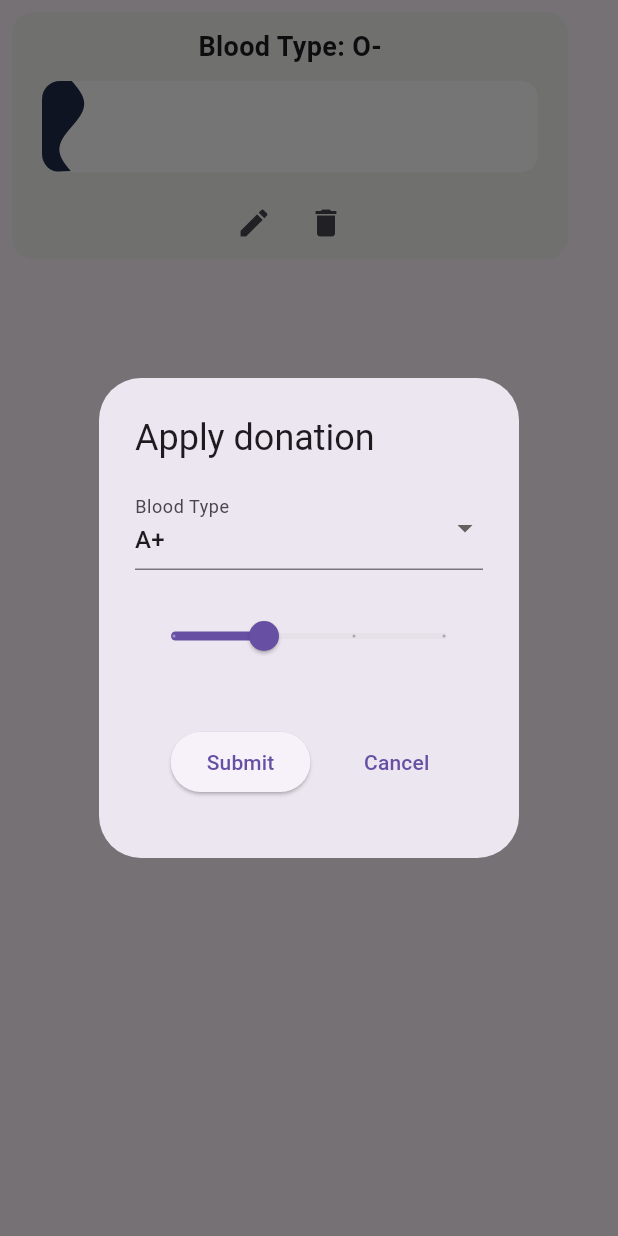
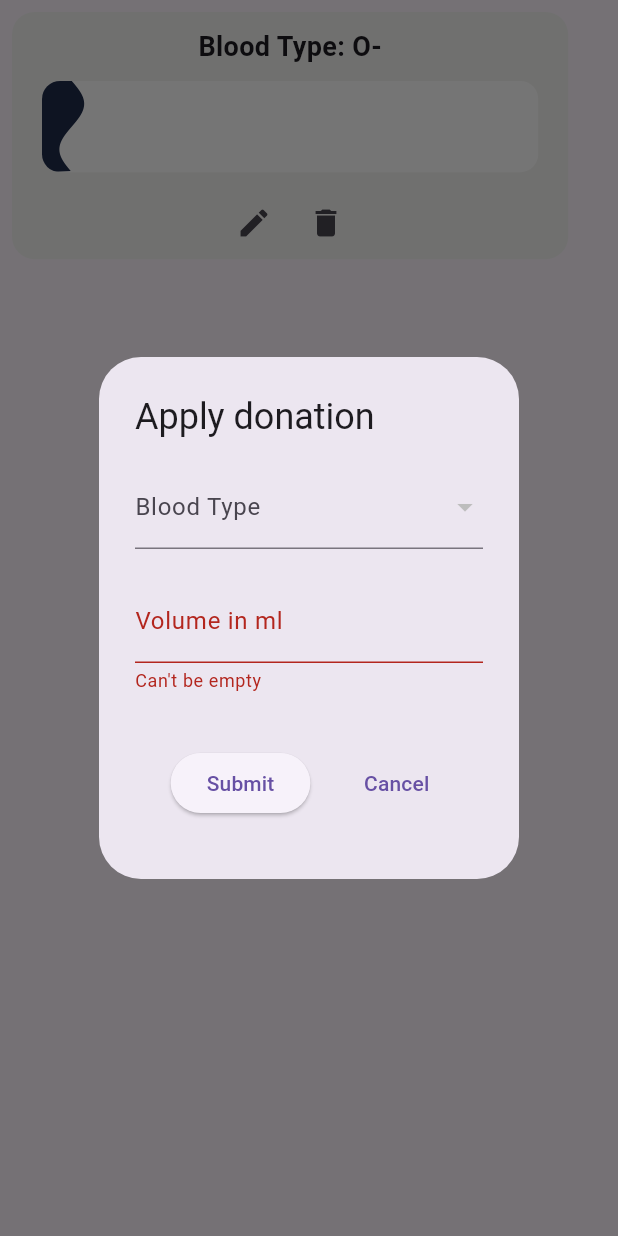
Before and after one commit to AlesonDEV/BEST-HACKath0n-2024-PESTUNE, a Flutter app: the BloodRequestCard widget shown alone on an empty page, opened directly with empty values, after a tap on the "edit" icon, on a phone screen of 412 x 824 dp. Run offline on Flutter 3.47's test engine with Material 3 defaults, Android fonts, the light colour scheme and no system bars; our stand-ins replace google_nav_bar, liquid_progress_indicator_v2, smooth_page_indicator; missing offline and left inert: metaballs; network calls fail.

Commit message:
Created validation on form and dynamic retrieving of blood types

```diff
--- /dev/null
+++ b/lib/config/config.dart
@@ -0,0 +1,3 @@
+class Config{
+  static final String baseUrl = "https://bloodflowpresentaionlayer20240428063721.azurewebsites.net/api";
+}
--- /dev/null
+++ b/lib/superviser_client/components/homePageWidgets/blood_checkbox.dart
@@ -0,0 +1,56 @@
+import 'package:flutter/material.dart';
+
+import '../../model/BloodType.dart';
+
+class BloodTypeDropdownFormField extends StatefulWidget {
+  final Function(BloodType?) onChanged;
+
+  BloodTypeDropdownFormField({required this.onChanged});
+
+  @override
+  _BloodTypeDropdownFormFieldState createState() => _BloodTypeDropdownFormFieldState();
+}
+
+class _BloodTypeDropdownFormFieldState extends State<BloodTypeDropdownFormField> {
+  BloodType? _selectedBloodType;
+  List<BloodType> _bloodTypes = [];
+  String? _errorText;
+
+  @override
+  void initState() {
+    super.initState();
+    _bloodTypes = BloodType.bloodTypes;
+  }
+
+  String? _validateBloodType(BloodType? value) {
+    if (value == null) {
+      return 'Blood type is required';
+    }
+    return null;
+  }
+
+  @override
+  Widget build(BuildContext context) {
+    return DropdownButtonFormField<BloodType>(
+      value: _selectedBloodType,
+      onChanged: (BloodType? newValue) {
+        setState(() {
+          _selectedBloodType = newValue!;
+          _errorText = null; // Reset error text
+          widget.onChanged(newValue);
+        });
+      },
+      validator: _validateBloodType,
+      items: _bloodTypes.map((BloodType bloodTypeValue) {
+        return DropdownMenuItem<BloodType>(
+          value: bloodTypeValue,
+          child: Text(bloodTypeValue.name),
+        );
+      }).toList(),
+      decoration: InputDecoration(
+        labelText: 'Blood Type',
+        errorText: _errorText,
+      ),
+    );
+  }
+}
--- a/lib/superviser_client/components/homePageWidgets/blood_request_card.dart
+++ b/lib/superviser_client/components/homePageWidgets/blood_request_card.dart
@@ -13,8 +13,8 @@ const TextColor = const Color(0xff1f2c4b);
 class BloodRequestCard extends StatefulWidget {
   double progress = 0;
   double goal;
-  BloodType bloodType;
-  Function(BloodType type, double progress, double goal, int?) onTap;
+  BloodTypeOld bloodType;
+  Function(BloodTypeOld type, double progress, double goal, int?) onTap;
 
   void handleTap(){
     onTap(this.bloodType, this.progress, this.goal, 0);
@@ -89,7 +89,7 @@ class _BloodRequestState extends State<BloodRequestCard> {
                                       // Implement the logic to close the form
                                       Navigator.of(context).pop();
                                     },
-                                    AddRequest: (double donation, BloodType type) {
+                                    AddRequest: (double donation, BloodTypeOld type) {
                                       // Implement the logic to handle the donation request
                                       // For example, you might want to update the state or send the data to a server
                                       Navigator.of(context).pop();
--- a/lib/superviser_client/components/homePageWidgets/blood_request_form.dart
+++ b/lib/superviser_client/components/homePageWidgets/blood_request_form.dart
@@ -1,60 +1,98 @@
+import 'package:blood_flow/superviser_client/components/homePageWidgets/blood_checkbox.dart';
+import 'package:blood_flow/superviser_client/model/BloodType.dart';
 import 'package:flutter/material.dart';
+import 'package:flutter/services.dart';
 
 import '../../model/blood_types.dart';
 
 class BloodDonationForm extends StatefulWidget {
   final Function() CloseForm;
-  final Function(double goal, BloodType types) AddRequest;
+  final Function(double goal, BloodTypeOld types) AddRequest;
 
-  const BloodDonationForm({Key? key, required this.CloseForm, required this.AddRequest}) : super(key: key);
+  BloodDonationForm({Key? key, required this.CloseForm, required this.AddRequest}) : super(key: key);
+
+
+
 
   @override
   _BloodDonationFormState createState() => _BloodDonationFormState();
 }
 
+
+
 class _BloodDonationFormState extends State<BloodDonationForm> {
+
   final _formKey = GlobalKey<FormState>();
-  String _selectedBloodType = 'A+';
-  double _selectedAmount = 1.0; // in liters
+  late BloodType _selectedBloodType;
+  double _selectedAmount = 0; // in liters
+
+  final _controller = TextEditingController();
+
+  // dispose it when the widget is unmounted
+  @override
+  void dispose() {
+    _controller.dispose();
+    super.dispose();
+  }
+
+  String? get _errorText {
+    // at any time, we can get the text from _controller.value.text
+    final text = _controller.value.text;
+    // Note: you can do your own custom validation here
+    // Move this logic this outside the widget for more testable code
+    if (text.isEmpty) {
+      return 'Can\'t be empty';
+    }
+    if (int.parse(text) < 1000) {
+      return 'Too small amount';
+    }
+
+    if (int.parse(text) < 1000) {
+      return 'Too small amount';
+    }
+    if(int.parse(text) > 15000){
+      return 'Too big amount';
+    }
+    // return null if the text is valid
+    return null;
+  }
+
+
 
   @override
   Widget build(BuildContext context) {
-    return Form(
+    return
+      Column(
+        children: [
+        Form(
         key: _formKey,
         child: Column(
           crossAxisAlignment: CrossAxisAlignment.start,
           children: <Widget>[
-        DropdownButtonFormField<String>(
-        value: _selectedBloodType,
-        onChanged: (String? newValue) {
+            BloodTypeDropdownFormField(onChanged: (BloodType? selectedBloodType) {
+              _selectedBloodType = _selectedBloodType;
+            },),
+            SizedBox(height: 20),
+            TextField(
+              decoration: InputDecoration(
+                labelText: "Volume in ml",
+                errorText: _errorText,
+              ),
+              controller: _controller,
+              keyboardType: TextInputType.number,
+              inputFormatters: <TextInputFormatter>[
+                FilteringTextInputFormatter.digitsOnly
+              ],
+              // Only numbers can be entered
+              onChanged: (value) {
                 setState(() {
-        _selectedBloodType = newValue!;
+                  if(!value.isEmpty) _selectedAmount = double.parse(value);
                 });
               },
-    items: <String>['A+', 'B+', 'AB+', 'O+', 'A-', 'B-', 'AB-', 'O-']
-        .map
-      ((String value) {
-      return DropdownMenuItem<String>(
-        value: value,
-        child: Text(value),
-      );
-    }).toList(),
-          decoration: InputDecoration(
-            labelText: 'Blood Type',
+
             ),
+          ],
         ),
-          SizedBox(height: 20),
-          Slider(
-            value: _selectedAmount,
-            min: 0.5,
-            max: 2.0,
-            divisions: 3,
-            onChanged: (value) {
-              setState(() {
-                _selectedAmount = value;
-              });
-            },
-            label: 'Amount: ${_selectedAmount.toStringAsFixed(1)} liters',
       ),
           SizedBox(height: 20),
           Padding(
@@ -64,7 +102,9 @@ class _BloodDonationFormState extends State<BloodDonationForm> {
               children: [
                 ElevatedButton(
                   onPressed: () {
-                    widget.AddRequest(_selectedAmount, bloodTypeFromString(_selectedBloodType));
+                    if(_errorText == null && _formKey.currentState!.validate()){
+                      widget.AddRequest(_selectedAmount, bloodTypeFromString("O-"));
+                    }
                   },
                   child: Text('Submit'),
                 ),
@@ -78,7 +118,6 @@ class _BloodDonationFormState extends State<BloodDonationForm> {
             ),
           ),
         ],
-        ),
       );
   }
 }
--- a/lib/superviser_client/components/infoWidgets/donor_sesition_navigation.dart
+++ b/lib/superviser_client/components/infoWidgets/donor_sesition_navigation.dart
@@ -48,15 +48,15 @@ class DonnorNavigation extends StatelessWidget{
                     gap: 3,
                     onTabChange: onItemTapped,
                     mainAxisAlignment: MainAxisAlignment.spaceEvenly,
-                    padding: EdgeInsets.only(left: 40.0, top: 10.0, right: 40.0, bottom: 10.0),
+                    padding: EdgeInsets.only(left: 20.0, top: 10.0, right: 20.0, bottom: 10.0),
                     tabs: const [
                       GButton(
                         icon: Icons.verified,
-                        text: 'Completed donators',
+                        text: 'Completed',
                       ),
                       GButton(
                         icon: Icons.question_mark,
-                        text: 'Possible donators',
+                        text: 'Possible',
                       ),
                     ],
                   ),
--- a/lib/superviser_client/model/blood_types.dart
+++ b/lib/superviser_client/model/blood_types.dart
@@ -1,4 +1,4 @@
-enum BloodType {
+enum BloodTypeOld {
   O0,
   O1,
   A0,
@@ -9,52 +9,52 @@ enum BloodType {
   AB1
 }
 
-extension BloodTypesExtension on BloodType {
+extension BloodTypesExtension on BloodTypeOld {
   String toShortString() {
     return _stringFromBloodType(this);
   }
 }
 
-BloodType bloodTypeFromString(String value) {
+BloodTypeOld bloodTypeFromString(String value) {
   switch (value) {
     case 'O-':
-      return BloodType.O0;
+      return BloodTypeOld.O0;
     case 'O+':
-      return BloodType.O1;
+      return BloodTypeOld.O1;
     case 'A-':
-      return BloodType.A0;
+      return BloodTypeOld.A0;
     case 'A+':
-      return BloodType.A1;
+      return BloodTypeOld.A1;
     case 'B-':
-      return BloodType.B0;
+      return BloodTypeOld.B0;
     case 'B+':
-      return BloodType.B1;
+      return BloodTypeOld.B1;
     case 'AB-':
-      return BloodType.AB0;
+      return BloodTypeOld.AB0;
     case 'AB+':
-      return BloodType.AB1;
+      return BloodTypeOld.AB1;
     default:
       throw ArgumentError('Unknown blood type: $value');
   }
 }
 
-String _stringFromBloodType(BloodType bloodType) {
+String _stringFromBloodType(BloodTypeOld bloodType) {
   switch(bloodType){
-    case BloodType.A0:
+    case BloodTypeOld.O0:
+      return "O-";
+    case BloodTypeOld.O1:
+      return "O+";
+    case BloodTypeOld.A0:
       return "A-";
-    case BloodType.O0:
-      return "O-";
-    case BloodType.O1:
-      return "O+";
-    case BloodType.A1:
+    case BloodTypeOld.A1:
       return "A+";
-    case BloodType.B0:
+    case BloodTypeOld.B0:
       return "B-";
-    case BloodType.B1:
+    case BloodTypeOld.B1:
       return "B+";
-    case BloodType.AB0:
+    case BloodTypeOld.AB0:
       return "AB-";
-    case BloodType.AB1:
+    case BloodTypeOld.AB1:
       return "AB+";
   }
 }
--- a/lib/superviser_client/pages/homePage.dart
+++ b/lib/superviser_client/pages/homePage.dart
@@ -24,14 +24,14 @@ class HomePageWidget extends StatefulWidget {
 class _HomePageState extends State<HomePageWidget>{
   final GlobalKey<BloodRequestContainerState> _key = GlobalKey();
 
-  void onRequestCardTaped(BloodType bloodType, double progress, double goal, int? id){
+  void onRequestCardTaped(BloodTypeOld bloodType, double progress, double goal, int? id){
     Navigator.push(
       context,
       MaterialPageRoute(
         builder: (context) => BloodRequestInfoScreen(
           bloodType: bloodType.toShortString(),
           progress: progress,
-          goal: goal, donors: [Donor("Yura", "Debeluak", 0.3)],
+          goal: goal, donors: [Donor("Yura", "Debelyak", 0.3)],
         ),
       ),
     );
@@ -57,7 +57,7 @@ class _HomePageState extends State<HomePageWidget>{
                             children: <Widget>[
                               BloodDonationForm(CloseForm: (){
                                 Navigator.of(context).pop();
-                              }, AddRequest: (double goal, BloodType type){
+                              }, AddRequest: (double goal, BloodTypeOld type){
                                 _key.currentState!.AddRequestCard(BloodRequestCard(goal, type, onTap: onRequestCardTaped,));
                                 setState(() {
                                 });
--- a/pubspec.yaml
+++ b/pubspec.yaml
@@ -40,6 +40,7 @@ dependencies:
   flutter_svg: ^2.0.10+1
   liquid_progress_indicator_v2: ^0.5.0
   url_launcher: ^6.2.6
+  http: ^1.2.1
 
 dev_dependencies:
   flutter_test:
```
Also changed, not shown: lib/superviser_client/components/infoWidgets/donor_card.dart (+12 -5 lines), lib/superviser_client/mainpage.dart (+12 -0 lines), lib/superviser_client/model/BloodType.dart (added, +39 -0 lines), pubspec.lock. Lines whose indentation alone changed are shown as unchanged.
